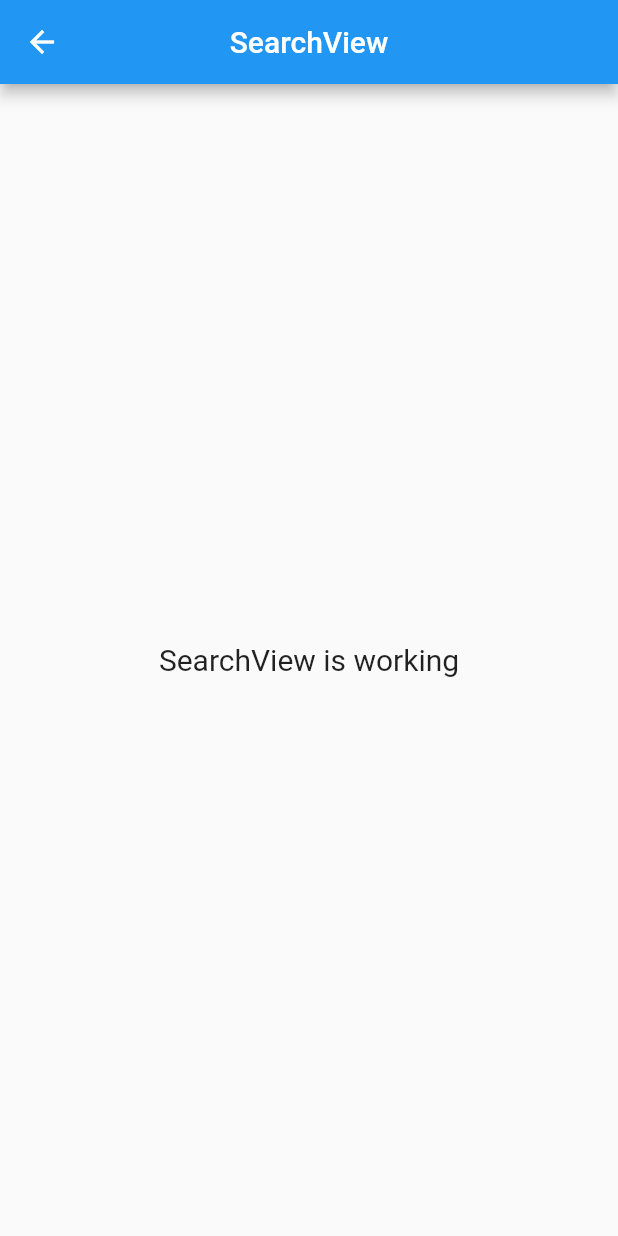
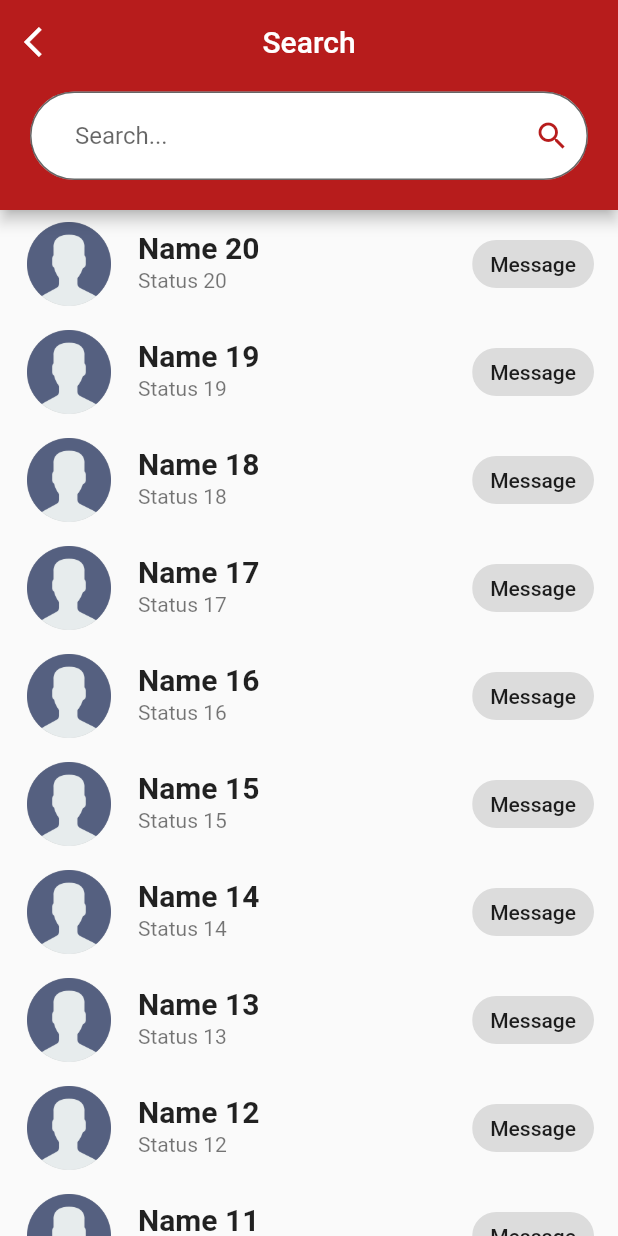
Before and after one commit to mrthikl/chat_app_flutter, a Flutter app: the SearchView screen opened by its route, on a phone screen of 412 x 824 dp. Run offline on Flutter 3.47's test engine with Material 2 defaults, Android fonts, the phone set to English and light mode, and no system bars; our stand-ins replace firebase_core, get, introduction_screen, lottie; accounts and stored records are empty.

Commit message:
build search screen

```diff
--- a/lib/app/modules/search/views/search_view.dart
+++ b/lib/app/modules/search/views/search_view.dart
@@ -1,24 +1,99 @@
 import 'package:flutter/material.dart';
 
 import 'package:get/get.dart';
+import 'package:lottie/lottie.dart';
 
+import '../../../routes/app_pages.dart';
 import '../controllers/search_controller.dart';
 
 class SearchView extends GetView<SearchController> {
   const SearchView({Key? key}) : super(key: key);
   @override
   Widget build(BuildContext context) {
+    final List<Widget> friends = List.generate(
+        20,
+        (index) => ListTile(
+              onTap: () => Get.toNamed(Routes.CHAT_ROOM),
+              leading: CircleAvatar(
+                radius: 30,
+                backgroundColor: Colors.black26,
+                child: Image.asset(
+                  "assets/logo/noimage.png",
+                  fit: BoxFit.cover,
+                ),
+              ),
+              title: Text(
+                "Name ${index + 1}",
+                style: TextStyle(fontSize: 20, fontWeight: FontWeight.w600),
+              ),
+              subtitle: Text(
+                "Status ${index + 1}",
+                style: TextStyle(fontSize: 14, fontWeight: FontWeight.w400),
+              ),
+              trailing: GestureDetector(
+                  onTap: () => Get.toNamed(Routes.CHAT_ROOM),
+                  child: Chip(label: Text("Message"))),
+            )).reversed.toList();
     return Scaffold(
-      appBar: AppBar(
-        title: const Text('SearchView'),
-        centerTitle: true,
-      ),
-      body: Center(
-        child: Text(
-          'SearchView is working',
-          style: TextStyle(fontSize: 20),
+        appBar: PreferredSize(
+          preferredSize: Size.fromHeight(140),
+          child: AppBar(
+            backgroundColor: Colors.red[900],
+            title: const Text('Search'),
+            centerTitle: true,
+            leading: IconButton(
+              onPressed: () => Get.back(),
+              icon: Icon(Icons.arrow_back_ios),
+            ),
+            flexibleSpace: Padding(
+              padding:
+                  EdgeInsets.only(left: 20, right: 20, top: 50, bottom: 20),
+              child: Align(
+                alignment: Alignment.bottomCenter,
+                child: TextField(
+                  cursorColor: Colors.red[900],
+                  decoration: InputDecoration(
+                      fillColor: Colors.white,
+                      filled: true,
+                      border: OutlineInputBorder(
+                        borderRadius: BorderRadius.circular(50),
+                        borderSide: BorderSide(
+                          color: Colors.white,
+                          width: 1,
+                        ),
+                      ),
+                      focusedBorder: OutlineInputBorder(
+                        borderRadius: BorderRadius.circular(50),
+                        borderSide: BorderSide(
+                          color: Colors.white,
+                          width: 1,
+                        ),
+                      ),
+                      contentPadding:
+                          EdgeInsets.symmetric(horizontal: 30, vertical: 20),
+                      hintText: "Search...",
+                      suffixIcon: InkWell(
+                          borderRadius: BorderRadius.circular(50),
+                          onTap: () {},
+                          child: Icon(
+                            Icons.search,
+                            color: Colors.red[900],
+                          ))),
+                ),
+              ),
+            ),
+          ),
         ),
-      ),
-    );
+        body: friends.length == 0
+            ? Center(
+                child: Container(
+                  width: Get.width * 0.7,
+                  height: Get.width * 0.7,
+                  child: Lottie.asset("assets/lottie/empty.json"),
+                ),
+              )
+            : ListView.builder(
+                itemCount: friends.length,
+                itemBuilder: (context, index) => friends[index]));
   }
 }
--- a/lib/main.dart
+++ b/lib/main.dart
@@ -30,7 +30,7 @@ class MyApp extends StatelessWidget {
           return GetMaterialApp(
             debugShowCheckedModeBanner: false,
             title: "Chat App",
-            initialRoute: Routes.HOME,
+            initialRoute: Routes.SEARCH,
             getPages: AppPages.routes,
           );
           // return FutureBuilder(
```
